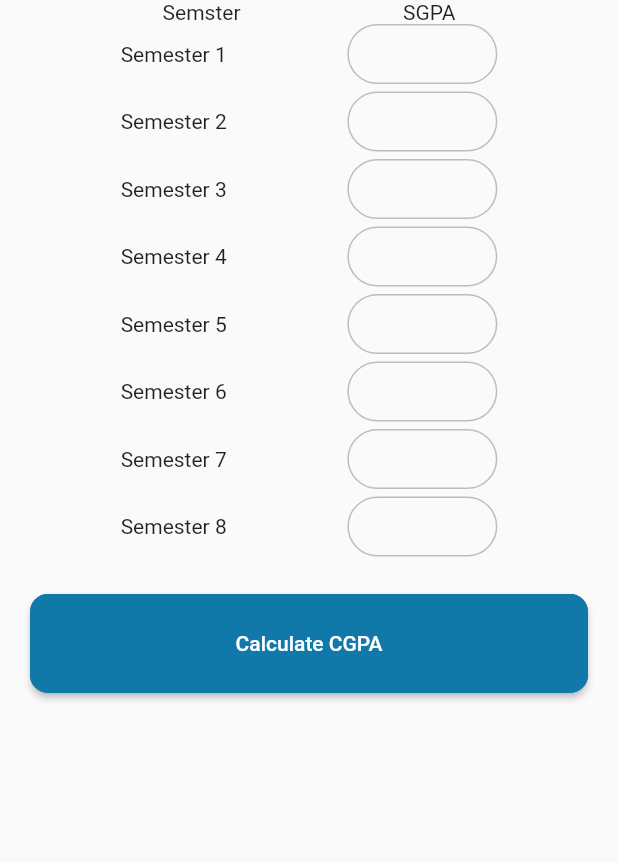
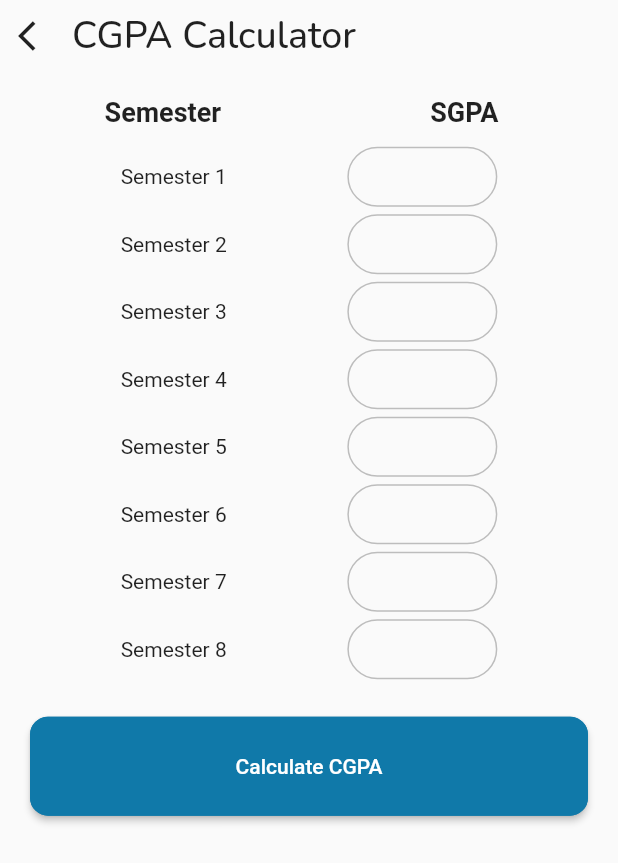
Before and after one commit to arunima-s/gecw-app, a Flutter app: the CGPACalculator screen opened directly, on a phone screen of 412 x 824 dp. Shown: the top 863 px of the screen. Run offline on Flutter 3.47's test engine with Material 2 defaults, Android fonts, the phone set to English and light mode, and no system bars; drawn by our look-alikes of auto_size_text; our stand-ins replace cached_network_image, card_swiper, firebase_auth, firebase_core, firebase_database, firebase_messaging and 9 more; missing offline and left inert: maps_launcher, web_scraper; accounts and stored records are empty.

Commit message:
UI changes.

```diff
--- a/gecwapp/lib/screens/Tools/cgpa-calculator.dart
+++ b/gecwapp/lib/screens/Tools/cgpa-calculator.dart
@@ -1,3 +1,4 @@
+import 'package:auto_size_text/auto_size_text.dart';
 import 'package:flutter/material.dart';
 import 'package:gecwapp/Providers/gw_values_provider.dart';
 import 'package:gecwapp/Utilities/popup_messages.dart';
@@ -21,8 +22,47 @@ class CGPACalculator extends StatelessWidget {
           physics: ClampingScrollPhysics(),
           children: [
             Row(
-              mainAxisAlignment: MainAxisAlignment.spaceEvenly,
-              children: [Text("Semster"), Text("SGPA")],
+              // mainAxisAlignment: MainAxisAlignment.spaceBetween,
+              children: [
+                /////
+                //////Back Button
+                IconButton(
+                    onPressed: () {
+                      Navigator.pop(context);
+                    },
+                    icon: Icon(Icons.arrow_back_ios)),
+                AutoSizeText(
+                  "CGPA Calculator",
+                  style: TextStyle(
+                      fontFamily: 'Nunito',
+                      fontSize: 25,
+                      fontWeight: FontWeight.w500),
+                ),
+
+                /////////////
+                ////////////Verify button
+              ],
+            ),
+            SizedBox(
+              height: screenHeight * 0.02,
+            ),
+            Row(
+              mainAxisAlignment: MainAxisAlignment.spaceAround,
+              children: [
+                Text(
+                  "Semester",
+                  style: TextStyle(fontSize: 18, fontWeight: FontWeight.w600),
+                ),
+                Padding(
+                  padding: const EdgeInsets.only(right: 10),
+                  child: Text("SGPA",
+                      style:
+                          TextStyle(fontSize: 18, fontWeight: FontWeight.w600)),
+                )
+              ],
+            ),
+            SizedBox(
+              height: screenHeight * 0.015,
             ),
             ////
             ListView.separated(
--- a/gecwapp/lib/screens/Tools/tools-screen.dart
+++ b/gecwapp/lib/screens/Tools/tools-screen.dart
@@ -1,11 +1,7 @@
 import 'package:flutter/material.dart';
-import 'package:gecwapp/Screens/HostelScreens/hostelListScreen.dart';
-import 'package:gecwapp/customWidgets/Alerts/sgpa-dialog.dart';
 import 'package:gecwapp/screens/Tools/bunk-manager-screen.dart';
 import 'package:gecwapp/screens/Tools/cgpa-calculator.dart';
 import 'package:gecwapp/screens/Tools/sgpa-calculator.dart';
-import 'package:gecwapp/screens/scholarshipScreen.dart';
-import 'package:gecwapp/screens/semesterScreen.dart';
 import 'package:gecwapp/screens/studyMaterialScreen.dart';
 
 class ToolSScreen extends StatelessWidget {
```
Also changed, not shown: gecwapp/lib/customWidgets/Alerts/sgpa-dialog.dart (deleted, +0 -152 lines).
